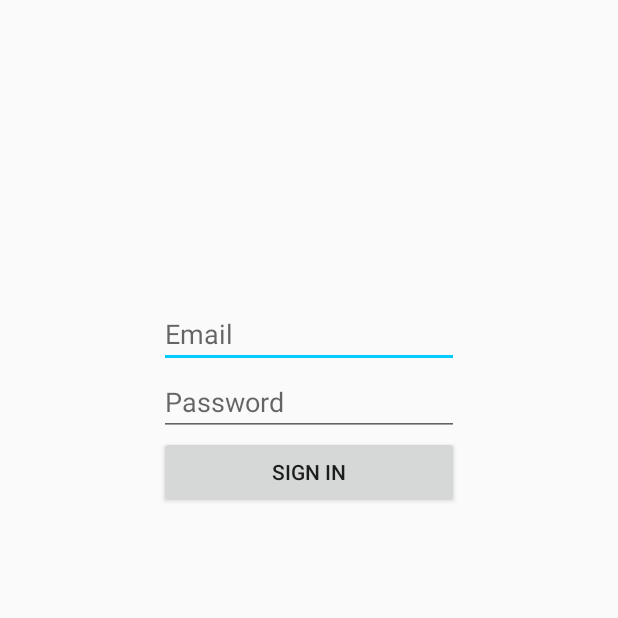
After one commit to AshSobhani/Ideation, an Android app: the LoginActivity screen opened directly, with no data from a screen before it, on a phone screen of 412 x 824 dp, the top half of it. The commit adds this screen. Run offline under Robolectric (Android 15) with nearby library versions, the phone set to English and light mode, and no system bars; our stand-ins replace Firebase (no records; nobody signed in at launch, a user with empty details on screens opened directly).

Commit message:
Login system implemented

```diff
--- a/app/build.gradle
+++ b/app/build.gradle
@@ -29,7 +29,11 @@ dependencies {
     implementation 'gr.pantrif:easy-android-splash-screen:0.0.1'
     implementation 'com.google.firebase:firebase-firestore:21.4.0'
     implementation 'com.google.firebase:firebase-analytics:17.2.2'
+    implementation 'com.google.firebase:firebase-auth:19.2.0'
     implementation 'com.android.support:multidex:1.0.3'
+    implementation 'com.google.android.material:material:1.1.0'
+    implementation 'androidx.annotation:annotation:1.1.0'
+    implementation 'androidx.lifecycle:lifecycle-extensions:2.2.0'
     testImplementation 'junit:junit:4.12'
     androidTestImplementation 'androidx.test.ext:junit:1.1.1'
     androidTestImplementation 'androidx.test.espresso:espresso-core:3.2.0'
--- a/app/src/main/AndroidManifest.xml
+++ b/app/src/main/AndroidManifest.xml
@@ -9,7 +9,6 @@
         android:roundIcon="@mipmap/ic_launcher_round"
         android:supportsRtl="true"
         android:theme="@style/AppTheme">
-        <activity android:name=".NewProjectActivity"></activity>
         <activity android:name=".SplashScreenActivity">
             <intent-filter>
                 <action android:name="android.intent.action.MAIN" />
@@ -17,7 +16,9 @@
                 <category android:name="android.intent.category.LAUNCHER" />
             </intent-filter>
         </activity>
+        <activity android:name=".LoginActivity" ></activity>
         <activity android:name=".MainActivity" />
+        <activity android:name=".NewProjectActivity" />
     </application>
 
 </manifest>
--- /dev/null
+++ b/app/src/main/java/com/example/ideation/LoginActivity.java
@@ -0,0 +1,123 @@
+package com.example.ideation;
+
+import androidx.annotation.NonNull;
+import androidx.appcompat.app.AppCompatActivity;
+
+import android.content.Intent;
+import android.os.Bundle;
+import android.util.Log;
+import android.view.View;
+import android.widget.EditText;
+import android.widget.ProgressBar;
+import android.widget.Toast;
+
+import com.google.android.gms.tasks.OnCompleteListener;
+import com.google.android.gms.tasks.Task;
+import com.google.firebase.auth.AuthResult;
+import com.google.firebase.auth.FirebaseAuth;
+import com.google.firebase.auth.FirebaseUser;
+
+import org.w3c.dom.Text;
+
+public class LoginActivity extends AppCompatActivity {
+	private static final String TAG = "LoginActivity";
+
+	private FirebaseAuth mAuth;
+	private ProgressBar loginProgressBar;
+	private EditText emailField;
+	private EditText passwordField;
+
+	@Override
+	protected void onCreate(Bundle savedInstanceState) {
+		super.onCreate(savedInstanceState);
+		setContentView(R.layout.activity_login);
+
+		// Initialize Firebase Auth
+		mAuth = FirebaseAuth.getInstance();
+
+		//Assign the views to object
+		loginProgressBar = findViewById(R.id.loginProgressBar);
+		emailField = findViewById(R.id.emailText);
+		passwordField = findViewById(R.id.passwordText);
+
+		hideProgressBar();
+	}
+
+	private void signIn(String email, String password) {
+		Log.d(TAG, "signIn: " + email);
+//		if (!validateForm()) {
+//			return;
+//		}
+
+		showProgressBar();
+
+		// Sign in with email and password
+		mAuth.signInWithEmailAndPassword(email, password)
+				.addOnCompleteListener(this, new OnCompleteListener<AuthResult>() {
+					@Override
+					public void onComplete(@NonNull Task<AuthResult> task) {
+						if (task.isSuccessful()) {
+							// Sign in success
+							Log.d(TAG, "signInWithEmail:success");
+
+							enterApp();
+
+						} else {
+							// Sign in failed
+							Log.w(TAG, "signInWithEmail:failure", task.getException());
+							Toast.makeText(LoginActivity.this, "Authentication failed.",
+									Toast.LENGTH_SHORT).show();
+						}
+
+						//If Login fails then let the firebaseUser know
+						if (!task.isSuccessful()) {
+							//mStatusTextView.setText(R.string.auth_failed);
+						}
+						hideProgressBar();
+					}
+				});
+	}
+
+	public void enterApp() {
+		//Kill the login activity and go to the application
+		Intent intent = new Intent(LoginActivity.this, MainActivity.class);
+		finish();
+		startActivity(intent);
+	}
+
+	public void onSignIn(View v) {
+		//Get the text
+		String email = emailField.getText().toString();
+		String password = passwordField.getText().toString();
+
+		//Sign in
+		signIn(email, password);
+	}
+
+	public void showProgressBar() {
+		if (loginProgressBar != null) {
+			loginProgressBar.setVisibility(View.VISIBLE);
+		}
+	}
+
+	public void hideProgressBar() {
+		if (loginProgressBar != null) {
+			loginProgressBar.setVisibility(View.INVISIBLE);
+		}
+	}
+
+	@Override
+	public void onStart() {
+		super.onStart();
+		//// Check if firebaseUser is signed in (non-null) and update UI accordingly.
+		//FirebaseUser currentUser = mAuth.getCurrentUser();
+		//updateUI(currentUser);
+	}
+
+	@Override
+	public void onStop() {
+		super.onStop();
+		hideProgressBar();
+	}
+
+}
--- a/app/src/main/java/com/example/ideation/SplashScreenActivity.java
+++ b/app/src/main/java/com/example/ideation/SplashScreenActivity.java
@@ -20,7 +20,7 @@ public class SplashScreenActivity extends AppCompatActivity {
 		//Configure how the splash screen will look and what activity it will go to
 		EasySplashScreen config = new EasySplashScreen(SplashScreenActivity.this)
 				.withFullScreen()
-				.withTargetActivity(MainActivity.class)
+				.withTargetActivity(LoginActivity.class)
 				.withSplashTimeOut(2500)
 				.withBackgroundColor(Color.parseColor("#333333"))
 				.withFooterText("IDEATION LTD. ©")
--- /dev/null
+++ b/app/src/main/res/layout/activity_login.xml
@@ -0,0 +1,51 @@
+<?xml version="1.0" encoding="utf-8"?>
+<androidx.constraintlayout.widget.ConstraintLayout xmlns:android="http://schemas.android.com/apk/res/android"
+    xmlns:app="http://schemas.android.com/apk/res-auto"
+    xmlns:tools="http://schemas.android.com/tools"
+    android:layout_width="match_parent"
+    android:layout_height="match_parent"
+    tools:context=".LoginActivity">
+
+    <ProgressBar
+        android:id="@+id/loginProgressBar"
+        style="?android:attr/progressBarStyle"
+        android:layout_width="wrap_content"
+        android:layout_height="wrap_content"
+        android:layout_marginTop="32dp"
+        app:layout_constraintEnd_toEndOf="parent"
+        app:layout_constraintStart_toStartOf="parent"
+        app:layout_constraintTop_toBottomOf="@+id/signInButton" />
+
+    <EditText
+        android:id="@+id/emailText"
+        android:layout_width="200dp"
+        android:layout_height="wrap_content"
+        android:layout_marginTop="200dp"
+        android:ems="10"
+        android:hint="Email"
+        android:inputType="textEmailAddress"
+        app:layout_constraintEnd_toEndOf="parent"
+        app:layout_constraintStart_toStartOf="parent"
+        app:layout_constraintTop_toTopOf="parent" />
+
+    <EditText
+        android:id="@+id/passwordText"
+        android:layout_width="200dp"
+        android:layout_height="wrap_content"
+        android:ems="10"
+        android:hint="Password"
+        android:inputType="textPassword"
+        app:layout_constraintEnd_toEndOf="parent"
+        app:layout_constraintStart_toStartOf="parent"
+        app:layout_constraintTop_toBottomOf="@+id/emailText" />
+
+    <Button
+        android:id="@+id/signInButton"
+        android:layout_width="200dp"
+        android:layout_height="wrap_content"
+        android:onClick="onSignIn"
+        android:text="@string/common_signin_button_text"
+        app:layout_constraintEnd_toEndOf="parent"
+        app:layout_constraintStart_toStartOf="parent"
+        app:layout_constraintTop_toBottomOf="@+id/passwordText" />
+</androidx.constraintlayout.widget.ConstraintLayout>
--- a/app/src/main/res/values/styles.xml
+++ b/app/src/main/res/values/styles.xml
@@ -1,5 +1,4 @@
 <resources>
-
     <!-- Base application theme. -->
     <style name="AppTheme" parent="Theme.AppCompat.Light.NoActionBar">
         <!-- Customize your theme here. -->
```
Also changed, not shown: app/src/main/java/com/example/ideation/ProfileFragment.java (+18 -0 lines), app/src/main/res/layout/fragment_profile.xml (+13 -14 lines).
